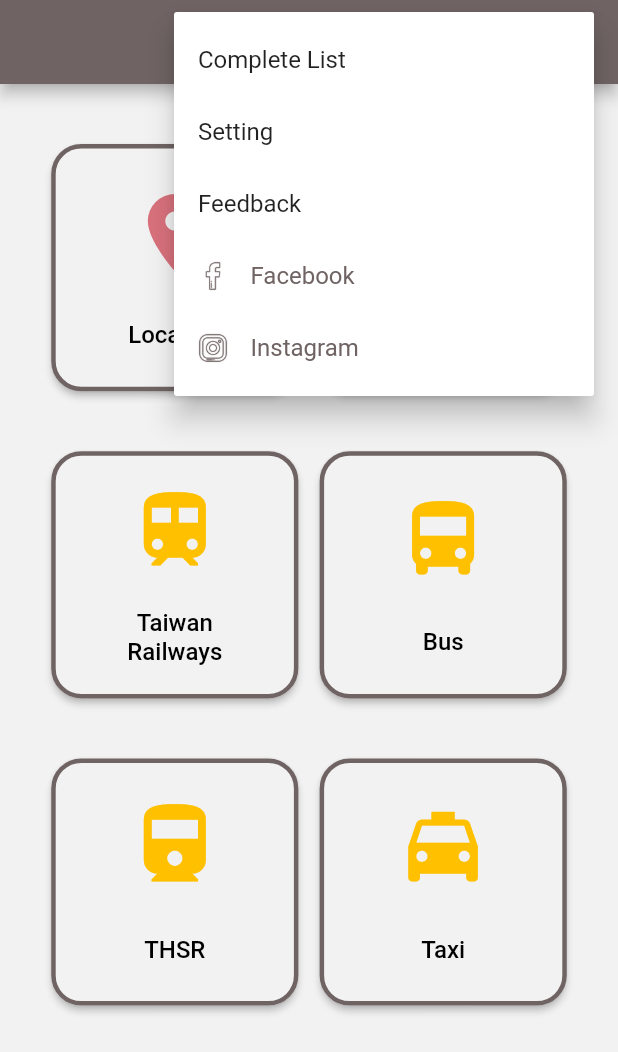
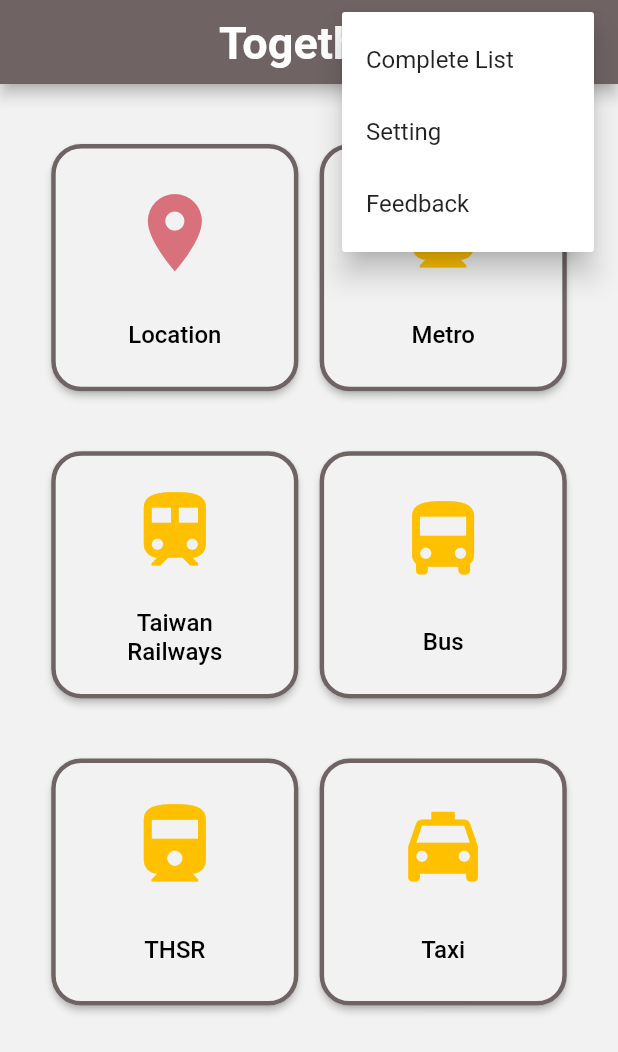
Before and after one commit to lspss95207/Together---epidemic-prevention-log, a Flutter app: the screen it shows after launch, after a tap on the "more vert" icon, on a phone screen of 412 x 824 dp. Shown: the top 1052 px of the screen. Run offline on Flutter 3.47's test engine with Material 2 defaults, Android fonts, the phone set to English and light mode, and no system bars; our stand-ins replace datetime_picker_formfield, dynamic_theme, flutter_speed_dial, geolocator, google_maps_flutter, photo_view and 1 more; missing offline and left inert: dropdownfield, flutter_email_sender, google_maps_place_picker, positioned_tap_detector, searchable_dropdown; Roboto replaces fonts that are missing (jfOpen).

Commit message:
without facebook and instegram (may be take down)

```diff
--- a/lib/homePage.dart
+++ b/lib/homePage.dart
@@ -91,7 +91,7 @@
                           Email email = Email(
                             body: '',
                             subject: '意見回覆',
-                            recipients: ['2020fightcovid19@gmail.com'],
+                            recipients: ['togetherfightepidemic@gmail.com'],
                             isHTML: false,
                           );
                           String platformResponse;
@@ -149,46 +149,46 @@
                         //   value: 'tutorial',
                         //   child: Text(allTranslations.text('Tutorial')),
                         // ),
-                        PopupMenuItem<String>(
-                          value: 'facebook',
-                          child: Row(children: <Widget>[
-                            Image(
-                                image: AssetImage(
-                                    (Theme.of(context).brightness ==
-                                            Brightness.dark)
-                                        ? 'assets/fb_night.png'
-                                        : 'assets/fb_day.png'),
-                                height: 20.0),
-                            Padding(
-                                padding: const EdgeInsets.only(left: 15),
-                                child: Text('Facebook',
-                                    style: TextStyle(
-                                        color: (Theme.of(context).brightness ==
-                                                Brightness.dark)
-                                            ? Theme.of(context).indicatorColor
-                                            : Theme.of(context).primaryColor))),
-                          ]),
-                        ),
-                        PopupMenuItem<String>(
-                          value: 'instagram',
-                          child: Row(children: <Widget>[
-                            Image(
-                                image: AssetImage(
-                                    (Theme.of(context).brightness ==
-                                            Brightness.dark)
-                                        ? 'assets/IG_night.png'
-                                        : 'assets/IG_day.png'),
-                                height: 20.0),
-                            Padding(
-                                padding: const EdgeInsets.only(left: 15),
-                                child: Text('Instagram',
-                                    style: TextStyle(
-                                        color: (Theme.of(context).brightness ==
-                                                Brightness.dark)
-                                            ? Theme.of(context).accentColor
-                                            : Theme.of(context).primaryColor))),
-                          ]),
-                        ),
+                        // PopupMenuItem<String>(
+                        //   value: 'facebook',
+                        //   child: Row(children: <Widget>[
+                        //     Image(
+                        //         image: AssetImage(
+                        //             (Theme.of(context).brightness ==
+                        //                     Brightness.dark)
+                        //                 ? 'assets/fb_night.png'
+                        //                 : 'assets/fb_day.png'),
+                        //         height: 20.0),
+                        //     Padding(
+                        //         padding: const EdgeInsets.only(left: 15),
+                        //         child: Text('Facebook',
+                        //             style: TextStyle(
+                        //                 color: (Theme.of(context).brightness ==
+                        //                         Brightness.dark)
+                        //                     ? Theme.of(context).indicatorColor
+                        //                     : Theme.of(context).primaryColor))),
+                        //   ]),
+                        // ),
+                        // PopupMenuItem<String>(
+                        //   value: 'instagram',
+                        //   child: Row(children: <Widget>[
+                        //     Image(
+                        //         image: AssetImage(
+                        //             (Theme.of(context).brightness ==
+                        //                     Brightness.dark)
+                        //                 ? 'assets/IG_night.png'
+                        //                 : 'assets/IG_day.png'),
+                        //         height: 20.0),
+                        //     Padding(
+                        //         padding: const EdgeInsets.only(left: 15),
+                        //         child: Text('Instagram',
+                        //             style: TextStyle(
+                        //                 color: (Theme.of(context).brightness ==
+                        //                         Brightness.dark)
+                        //                     ? Theme.of(context).accentColor
+                        //                     : Theme.of(context).primaryColor))),
+                        //   ]),
+                        // ),
                       ],
                     )),
               ]),
```
